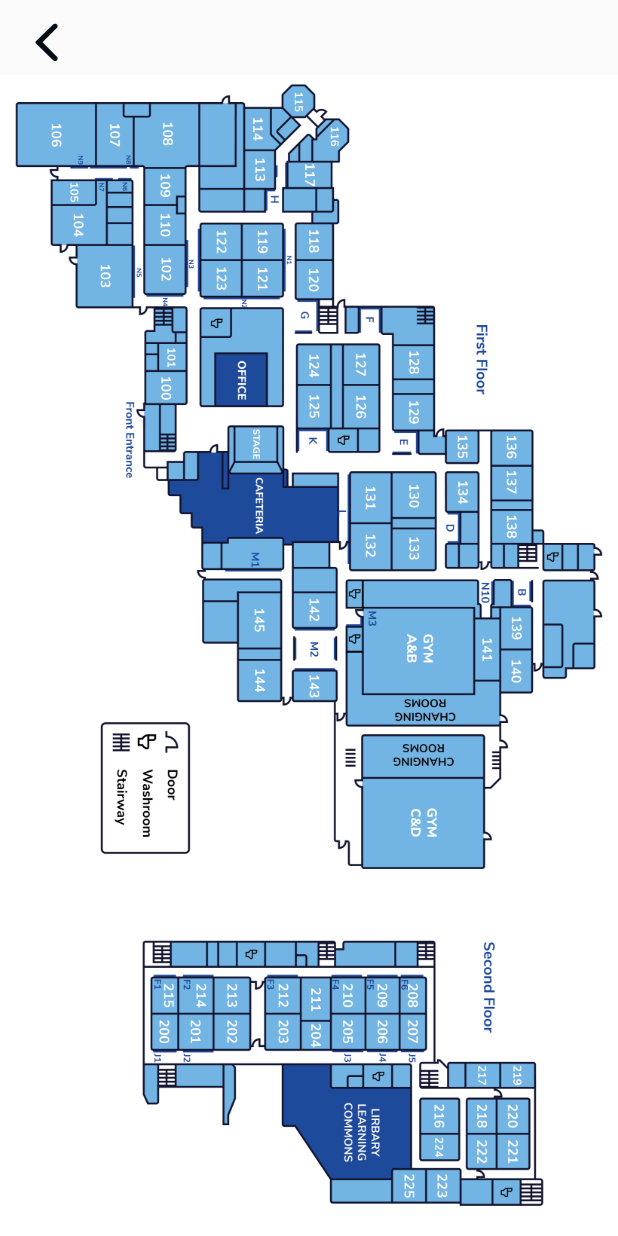
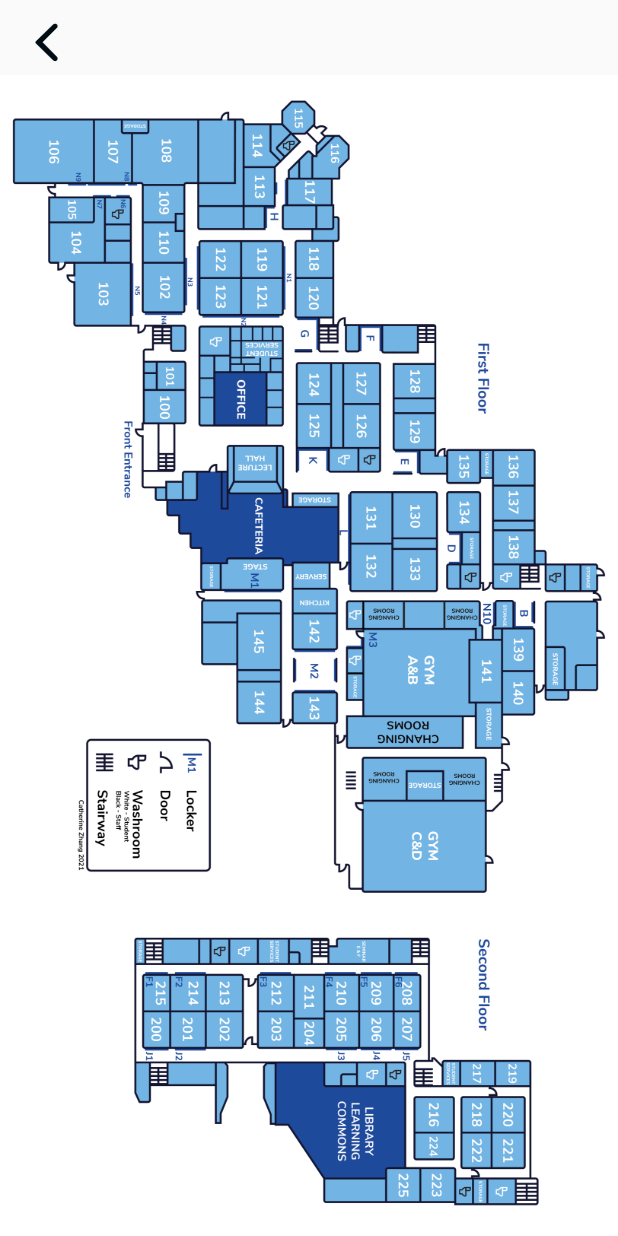
Before and after one commit to Woodlands-App-Team/WAPP, a Flutter app: the MapPage screen opened directly, on a phone screen of 412 x 824 dp. Run offline on Flutter 3.47's test engine with Material 2 defaults, Android fonts, the phone set to English and light mode, and no system bars; drawn by our look-alikes of photo_view; our stand-ins replace animated_text_kit, auto_size_text, carousel_slider, cloud_firestore, cloud_functions, firebase_auth and 10 more; missing offline and left inert: dart:ffi, delayed_widget, oauth2, profanity_filter; accounts and stored records are empty; project files that could hold a hidden picture were left out.

Commit message:
changed map

```diff
--- a/lib/pages/general_page/map_page.dart
+++ b/lib/pages/general_page/map_page.dart
@@ -41,7 +41,7 @@ class MapPage extends StatelessWidget {
               height: MediaQuery.of(context).size.height - 50,
               child: PhotoView(
                 backgroundDecoration: BoxDecoration(color: white),
-                imageProvider: AssetImage("assets/school_map.png"),
+                imageProvider: AssetImage("assets/map.png"),
               )),
         ],
       ),
--- a/lib/pages/song_upvote_page/song_upvote_page.dart
+++ b/lib/pages/song_upvote_page/song_upvote_page.dart
@@ -150,11 +150,8 @@ class _SongUpvotePageState extends State<SongUpvotePage> {
                         children: [
                           Icon(
                             Icons.add_rounded,
-                            size: 30,
+                            size: 27,
                             color: dark_blue,
-                          ),
-                          SizedBox(
-                            width: 10,
                           ),
                           Text("Request Song",
                               style: GoogleFonts.poppins(
```
Also changed, not shown: assets/map.png (added), assets/school_map.png (deleted), 1 other file.
